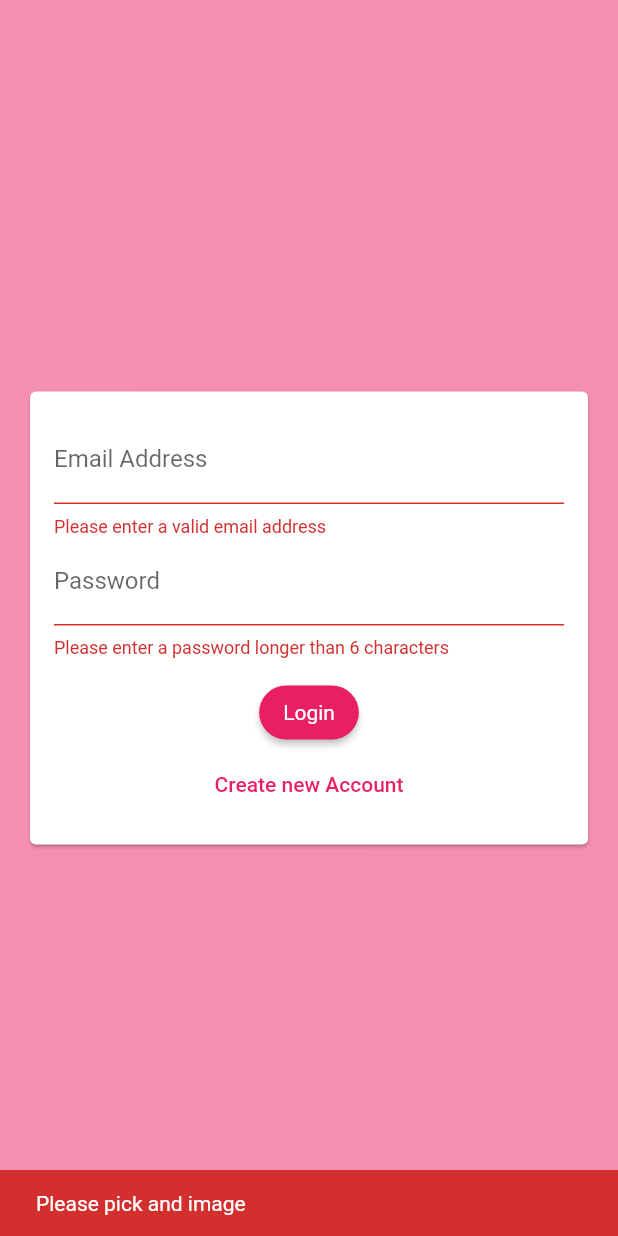
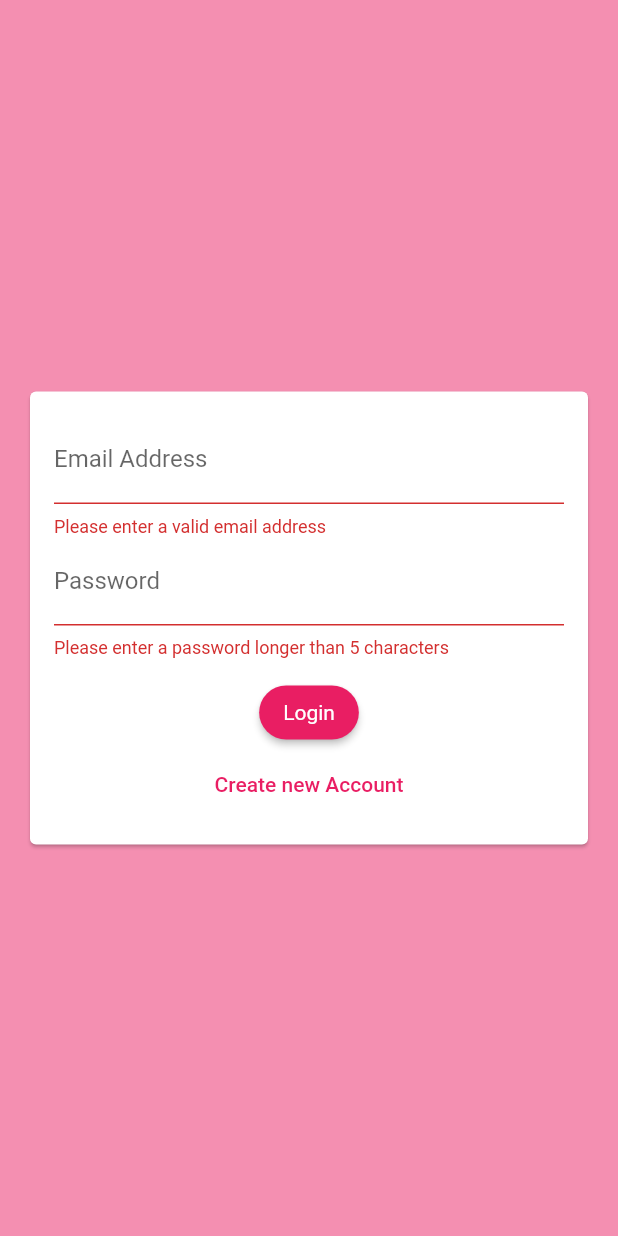
Before and after one commit to PushingTrooper/my_chat, a Flutter app: the screen it shows after launch, after a tap on "Login", on a phone screen of 412 x 824 dp. Run offline on Flutter 3.47's test engine with Material 2 defaults, Android fonts, the phone set to English and light mode, and no system bars; our stand-ins replace cloud_firestore, firebase_auth, firebase_core, firebase_storage, image_picker; accounts and stored records are empty.

```diff
--- a/lib/widgets/auth_form.dart
+++ b/lib/widgets/auth_form.dart
@@ -37,7 +37,7 @@ class _AuthFormState extends State<AuthForm> {
     final isValid = _formKey.currentState?.validate() ?? false;
     FocusScope.of(context).unfocus();
 
-    if (_userImageFile == null) {
+    if (_userImageFile == null && !_isLogin) {
       ScaffoldMessenger.of(context).showSnackBar(SnackBar(
         content: const Text('Please pick and image'),
         backgroundColor: Theme.of(context).errorColor
@@ -110,8 +110,8 @@ class _AuthFormState extends State<AuthForm> {
                   TextFormField(
                     key: const ValueKey('password'),
                     validator: (value) {
-                      if (value == null || value.isEmpty || value.length < 7) {
-                        return 'Please enter a password longer than 6 characters';
+                      if (value == null || value.isEmpty || value.length < 6) {
+                        return 'Please enter a password longer than 5 characters';
                       } else {
                         return null;
                       }
```
Also changed, not shown: lib/screens/auth_screen.dart (+12 -5 lines), lib/widgets/pickers/user_image_picker.dart (+5 -2 lines).
